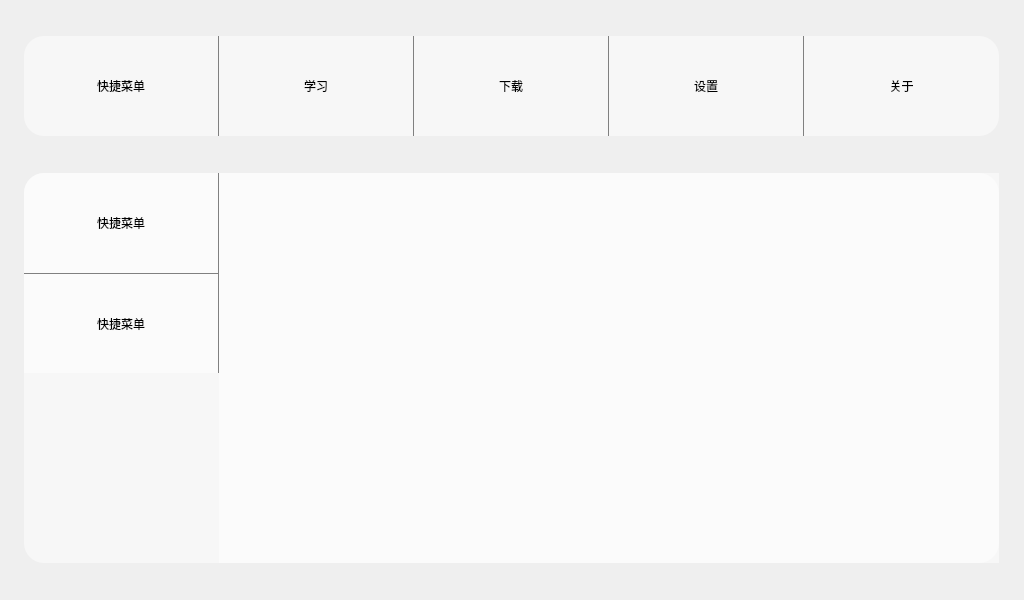
This is uis/luminous.ui in NightCloud-Team/Luminous as Qt 5 draws it before an edit. The edited form follows.
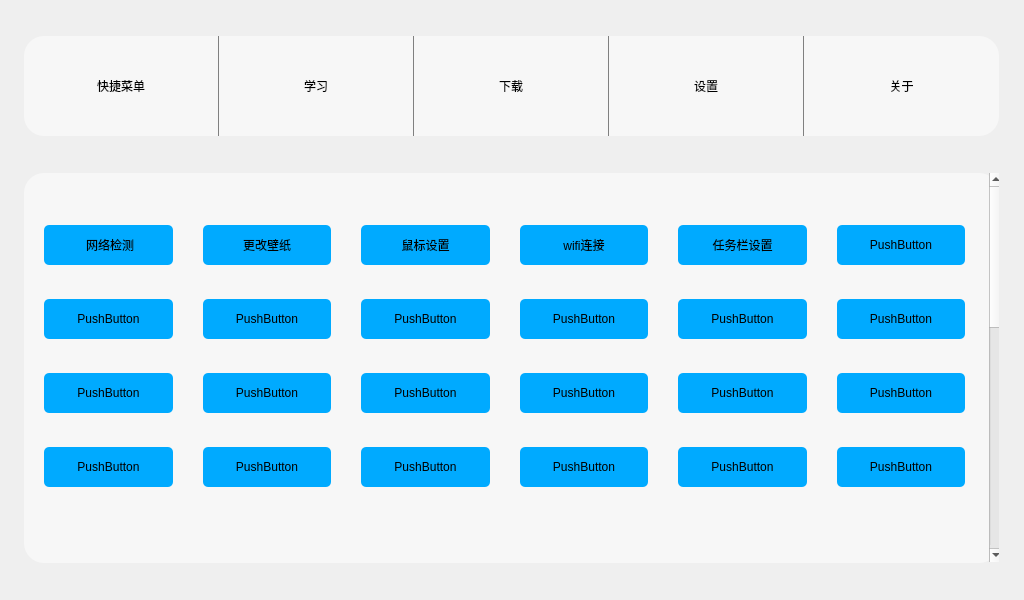
This is the edited form. The open tabs and pages were chosen to show the change. Icons and pictures are not drawn.

What changed in the file:
```diff
--- a/uis/luminous.ui
+++ b/uis/luminous.ui
@@ -509,12 +509,19 @@
        </rect>
       </property>
       <property name="styleSheet">
-       <string notr="true"/>
+       <string notr="true">QCheckBox::indicator {
+                width: 0px;
+                height: 0px;
+            }
+
+</string>
       </property>
       <widget class="QWidget" name="page">
        <property name="styleSheet">
-        <string notr="true">#page{
+        <string notr="true">#settings_software{
 background-color: rgba(255, 255, 255, 127);
+border-top-right-radius: 20px;
+border-bottom-right-radius: 20px;
 border: none;
 padding: 0;}</string>
        </property>
@@ -563,7 +570,7 @@
 </string>
       </property>
       <property name="text">
-       <string>快捷菜单</string>
+       <string>软件设置</string>
       </property>
      </widget>
      <widget class="QPushButton" name="quickmenu_3">
@@ -602,7 +609,7 @@
 </string>
       </property>
       <property name="text">
-       <string>快捷菜单</string>
+       <string>系统设置</string>
       </property>
      </widget>
     </widget>
@@ -647,6 +654,595 @@
       </property>
      </widget>
     </widget>
+    <widget class="QWidget" name="quickmenu_menu_wight">
+     <property name="styleSheet">
+      <string notr="true">#quickmenu_menu_wight{background-color: rgba(255, 255, 255, 127);
+border-radius: 20px;  
+}
+#scrollArea_2{background-color: rgba(255, 255, 255, 0);}</string>
+     </property>
+     <widget class="QScrollArea" name="scrollArea_2">
+      <property name="geometry">
+       <rect>
+        <x>-1</x>
+        <y>-1</y>
+        <width>981</width>
+        <height>391</height>
+       </rect>
+      </property>
+      <property name="styleSheet">
+       <string notr="true">#scrollAreaWidgetContents_2{background-color: rgba(255, 255, 255, 0);}</string>
+      </property>
+      <property name="widgetResizable">
+       <bool>true</bool>
+      </property>
+      <widget class="QWidget" name="scrollAreaWidgetContents_2">
+       <property name="geometry">
+        <rect>
+         <x>0</x>
+         <y>0</y>
+         <width>962</width>
+         <height>1000</height>
+        </rect>
+       </property>
+       <property name="minimumSize">
+        <size>
+         <width>0</width>
+         <height>1000</height>
+        </size>
+       </property>
+       <property name="styleSheet">
+        <string notr="true"/>
+       </property>
+       <widget class="QWidget" name="">
+        <property name="geometry">
+         <rect>
+          <x>20</x>
+          <y>23</y>
+          <width>921</width>
+          <height>321</height>
+         </rect>
+        </property>
+        <layout class="QGridLayout" name="gridLayout">
+         <property name="horizontalSpacing">
+          <number>30</number>
+         </property>
+         <property name="verticalSpacing">
+          <number>5</number>
+         </property>
+         <item row="2" column="5">
+          <widget class="QPushButton" name="pushButton_31">
+           <property name="minimumSize">
+            <size>
+             <width>100</width>
+             <height>40</height>
+            </size>
+           </property>
+           <property name="styleSheet">
+            <string notr="true">background-color: rgb(0, 170, 255);
+border-top-right-radius: 5px;
+border-bottom-right-radius: 5px;
+border-top-left-radius: 5px;
+border-bottom-left-radius: 5px;
+border: none;
+padding: 0;</string>
+           </property>
+           <property name="text">
+            <string>PushButton</string>
+           </property>
+          </widget>
+         </item>
+         <item row="0" column="4">
+          <widget class="QPushButton" name="pushButton_24">
+           <property name="minimumSize">
+            <size>
+             <width>100</width>
+             <height>40</height>
+            </size>
+           </property>
+           <property name="styleSheet">
+            <string notr="true">background-color: rgb(0, 170, 255);
+border-top-right-radius: 5px;
+border-bottom-right-radius: 5px;
+border-top-left-radius: 5px;
+border-bottom-left-radius: 5px;
+border: none;
+padding: 0;</string>
+           </property>
+           <property name="text">
+            <string>任务栏设置</string>
+           </property>
+          </widget>
+         </item>
+         <item row="0" column="0">
+          <widget class="QPushButton" name="pushButton_22">
+           <property name="minimumSize">
+            <size>
+             <width>100</width>
+             <height>40</height>
+            </size>
+           </property>
+           <property name="styleSheet">
+            <string notr="true">background-color: rgb(0, 170, 255);
+border-top-right-radius: 5px;
+border-bottom-right-radius: 5px;
+border-top-left-radius: 5px;
+border-bottom-left-radius: 5px;
+border: none;
+padding: 0;</string>
+           </property>
+           <property name="text">
+            <string> 网络检测</string>
+           </property>
+          </widget>
+         </item>
+         <item row="1" column="2">
+          <widget class="QPushButton" name="pushButton_29">
+           <property name="minimumSize">
+            <size>
+             <width>100</width>
+             <height>40</height>
+            </size>
+           </property>
+           <property name="styleSheet">
+            <string notr="true">background-color: rgb(0, 170, 255);
+border-top-right-radius: 5px;
+border-bottom-right-radius: 5px;
+border-top-left-radius: 5px;
+border-bottom-left-radius: 5px;
+border: none;
+padding: 0;</string>
+           </property>
+           <property name="text">
+            <string>PushButton</string>
+           </property>
+          </widget>
+         </item>
+         <item row="3" column="4">
+          <widget class="QPushButton" name="pushButton_27">
+           <property name="minimumSize">
+            <size>
+             <width>100</width>
+             <height>40</height>
+            </size>
+           </property>
+           <property name="styleSheet">
+            <string notr="true">background-color: rgb(0, 170, 255);
+border-top-right-radius: 5px;
+border-bottom-right-radius: 5px;
+border-top-left-radius: 5px;
+border-bottom-left-radius: 5px;
+border: none;
+padding: 0;</string>
+           </property>
+           <property name="text">
+            <string>PushButton</string>
+           </property>
+          </widget>
+         </item>
+         <item row="3" column="0">
+          <widget class="QPushButton" name="pushButton_26">
+           <property name="minimumSize">
+            <size>
+             <width>100</width>
+             <height>40</height>
+            </size>
+           </property>
+           <property name="styleSheet">
+            <string notr="true">background-color: rgb(0, 170, 255);
+border-top-right-radius: 5px;
+border-bottom-right-radius: 5px;
+border-top-left-radius: 5px;
+border-bottom-left-radius: 5px;
+border: none;
+padding: 0;</string>
+           </property>
+           <property name="text">
+            <string>PushButton</string>
+           </property>
+          </widget>
+         </item>
+         <item row="1" column="3">
+          <widget class="QPushButton" name="pushButton_30">
+           <property name="minimumSize">
+            <size>
+             <width>100</width>
+             <height>40</height>
+            </size>
+           </property>
+           <property name="styleSheet">
+            <string notr="true">background-color: rgb(0, 170, 255);
+border-top-right-radius: 5px;
+border-bottom-right-radius: 5px;
+border-top-left-radius: 5px;
+border-bottom-left-radius: 5px;
+border: none;
+padding: 0;</string>
+           </property>
+           <property name="text">
+            <string>PushButton</string>
+           </property>
+          </widget>
+         </item>
+         <item row="1" column="5">
+          <widget class="QPushButton" name="pushButton_32">
+           <property name="minimumSize">
+            <size>
+             <width>100</width>
+             <height>40</height>
+            </size>
+           </property>
+           <property name="styleSheet">
+            <string notr="true">background-color: rgb(0, 170, 255);
+border-top-right-radius: 5px;
+border-bottom-right-radius: 5px;
+border-top-left-radius: 5px;
+border-bottom-left-radius: 5px;
+border: none;
+padding: 0;</string>
+           </property>
+           <property name="text">
+            <string>PushButton</string>
+           </property>
+          </widget>
+         </item>
+         <item row="1" column="4">
+          <widget class="QPushButton" name="pushButton_23">
+           <property name="minimumSize">
+            <size>
+             <width>100</width>
+             <height>40</height>
+            </size>
+           </property>
+           <property name="styleSheet">
+            <string notr="true">background-color: rgb(0, 170, 255);
+border-top-right-radius: 5px;
+border-bottom-right-radius: 5px;
+border-top-left-radius: 5px;
+border-bottom-left-radius: 5px;
+border: none;
+padding: 0;</string>
+           </property>
+           <property name="text">
+            <string>PushButton</string>
+           </property>
+          </widget>
+         </item>
+         <item row="1" column="1">
+          <widget class="QPushButton" name="pushButton_28">
+           <property name="minimumSize">
+            <size>
+             <width>100</width>
+             <height>40</height>
+            </size>
+           </property>
+           <property name="styleSheet">
+            <string notr="true">background-color: rgb(0, 170, 255);
+border-top-right-radius: 5px;
+border-bottom-right-radius: 5px;
+border-top-left-radius: 5px;
+border-bottom-left-radius: 5px;
+border: none;
+padding: 0;</string>
+           </property>
+           <property name="text">
+            <string>PushButton</string>
+           </property>
+          </widget>
+         </item>
+         <item row="0" column="5">
+          <widget class="QPushButton" name="pushButton_25">
+           <property name="minimumSize">
+            <size>
+             <width>100</width>
+             <height>40</height>
+            </size>
+           </property>
+           <property name="styleSheet">
+            <string notr="true">background-color: rgb(0, 170, 255);
+border-top-right-radius: 5px;
+border-bottom-right-radius: 5px;
+border-top-left-radius: 5px;
+border-bottom-left-radius: 5px;
+border: none;
+padding: 0;</string>
+           </property>
+           <property name="text">
+            <string>PushButton</string>
+           </property>
+          </widget>
+         </item>
+         <item row="2" column="3">
+          <widget class="QPushButton" name="pushButton_33">
+           <property name="minimumSize">
+            <size>
+             <width>100</width>
+             <height>40</height>
+            </size>
+           </property>
+           <property name="styleSheet">
+            <string notr="true">background-color: rgb(0, 170, 255);
+border-top-right-radius: 5px;
+border-bottom-right-radius: 5px;
+border-top-left-radius: 5px;
+border-bottom-left-radius: 5px;
+border: none;
+padding: 0;</string>
+           </property>
+           <property name="text">
+            <string>PushButton</string>
+           </property>
+          </widget>
+         </item>
+         <item row="3" column="3">
+          <widget class="QPushButton" name="pushButton_34">
+           <property name="minimumSize">
+            <size>
+             <width>100</width>
+             <height>40</height>
+            </size>
+           </property>
+           <property name="styleSheet">
+            <string notr="true">background-color: rgb(0, 170, 255);
+border-top-right-radius: 5px;
+border-bottom-right-radius: 5px;
+border-top-left-radius: 5px;
+border-bottom-left-radius: 5px;
+border: none;
+padding: 0;</string>
+           </property>
+           <property name="text">
+            <string>PushButton</string>
+           </property>
+          </widget>
+         </item>
+         <item row="2" column="4">
+          <widget class="QPushButton" name="pushButton_35">
+           <property name="minimumSize">
+            <size>
+             <width>100</width>
+             <height>40</height>
+            </size>
+           </property>
+           <property name="styleSheet">
+            <string notr="true">background-color: rgb(0, 170, 255);
+border-top-right-radius: 5px;
+border-bottom-right-radius: 5px;
+border-top-left-radius: 5px;
+border-bottom-left-radius: 5px;
+border: none;
+padding: 0;</string>
+           </property>
+           <property name="text">
+            <string>PushButton</string>
+           </property>
+          </widget>
+         </item>
+         <item row="3" column="5">
+          <widget class="QPushButton" name="pushButton_36">
+           <property name="minimumSize">
+            <size>
+             <width>100</width>
+             <height>40</height>
+            </size>
+           </property>
+           <property name="styleSheet">
+            <string notr="true">background-color: rgb(0, 170, 255);
+border-top-right-radius: 5px;
+border-bottom-right-radius: 5px;
+border-top-left-radius: 5px;
+border-bottom-left-radius: 5px;
+border: none;
+padding: 0;</string>
+           </property>
+           <property name="text">
+            <string>PushButton</string>
+           </property>
+          </widget>
+         </item>
+         <item row="3" column="2">
+          <widget class="QPushButton" name="pushButton_37">
+           <property name="minimumSize">
+            <size>
+             <width>100</width>
+             <height>40</height>
+            </size>
+           </property>
+           <property name="styleSheet">
+            <string notr="true">background-color: rgb(0, 170, 255);
+border-top-right-radius: 5px;
+border-bottom-right-radius: 5px;
+border-top-left-radius: 5px;
+border-bottom-left-radius: 5px;
+border: none;
+padding: 0;</string>
+           </property>
+           <property name="text">
+            <string>PushButton</string>
+           </property>
+          </widget>
+         </item>
+         <item row="2" column="2">
+          <widget class="QPushButton" name="pushButton_38">
+           <property name="minimumSize">
+            <size>
+             <width>100</width>
+             <height>40</height>
+            </size>
+           </property>
+           <property name="styleSheet">
+            <string notr="true">background-color: rgb(0, 170, 255);
+border-top-right-radius: 5px;
+border-bottom-right-radius: 5px;
+border-top-left-radius: 5px;
+border-bottom-left-radius: 5px;
+border: none;
+padding: 0;</string>
+           </property>
+           <property name="text">
+            <string>PushButton</string>
+           </property>
+          </widget>
+         </item>
+         <item row="3" column="1">
+          <widget class="QPushButton" name="pushButton_39">
+           <property name="minimumSize">
+            <size>
+             <width>100</width>
+             <height>40</height>
+            </size>
+           </property>
+           <property name="styleSheet">
+            <string notr="true">background-color: rgb(0, 170, 255);
+border-top-right-radius: 5px;
+border-bottom-right-radius: 5px;
+border-top-left-radius: 5px;
+border-bottom-left-radius: 5px;
+border: none;
+padding: 0;</string>
+           </property>
+           <property name="text">
+            <string>PushButton</string>
+           </property>
+          </widget>
+         </item>
+         <item row="2" column="1">
+          <widget class="QPushButton" name="pushButton_40">
+           <property name="minimumSize">
+            <size>
+             <width>100</width>
+             <height>40</height>
+            </size>
+           </property>
+           <property name="styleSheet">
+            <string notr="true">background-color: rgb(0, 170, 255);
+border-top-right-radius: 5px;
+border-bottom-right-radius: 5px;
+border-top-left-radius: 5px;
+border-bottom-left-radius: 5px;
+border: none;
+padding: 0;</string>
+           </property>
+           <property name="text">
+            <string>PushButton</string>
+           </property>
+          </widget>
+         </item>
+         <item row="2" column="0">
+          <widget class="QPushButton" name="pushButton_41">
+           <property name="minimumSize">
+            <size>
+             <width>100</width>
+             <height>40</height>
+            </size>
+           </property>
+           <property name="styleSheet">
+            <string notr="true">background-color: rgb(0, 170, 255);
+border-top-right-radius: 5px;
+border-bottom-right-radius: 5px;
+border-top-left-radius: 5px;
+border-bottom-left-radius: 5px;
+border: none;
+padding: 0;</string>
+           </property>
+           <property name="text">
+            <string>PushButton</string>
+           </property>
+          </widget>
+         </item>
+         <item row="1" column="0">
+          <widget class="QPushButton" name="pushButton_42">
+           <property name="minimumSize">
+            <size>
+             <width>100</width>
+             <height>40</height>
+            </size>
+           </property>
+           <property name="styleSheet">
+            <string notr="true">background-color: rgb(0, 170, 255);
+border-top-right-radius: 5px;
+border-bottom-right-radius: 5px;
+border-top-left-radius: 5px;
+border-bottom-left-radius: 5px;
+border: none;
+padding: 0;</string>
+           </property>
+           <property name="text">
+            <string>PushButton</string>
+           </property>
+          </widget>
+         </item>
+         <item row="0" column="1">
+          <widget class="QPushButton" name="pushButton_43">
+           <property name="minimumSize">
+            <size>
+             <width>100</width>
+             <height>40</height>
+            </size>
+           </property>
+           <property name="styleSheet">
+            <string notr="true">background-color: rgb(0, 170, 255);
+border-top-right-radius: 5px;
+border-bottom-right-radius: 5px;
+border-top-left-radius: 5px;
+border-bottom-left-radius: 5px;
+border: none;
+padding: 0;</string>
+           </property>
+           <property name="text">
+            <string>更改壁纸</string>
+           </property>
+          </widget>
+         </item>
+         <item row="0" column="2">
+          <widget class="QPushButton" name="pushButton_44">
+           <property name="minimumSize">
+            <size>
+             <width>100</width>
+             <height>40</height>
+            </size>
+           </property>
+           <property name="styleSheet">
+            <string notr="true">background-color: rgb(0, 170, 255);
+border-top-right-radius: 5px;
+border-bottom-right-radius: 5px;
+border-top-left-radius: 5px;
+border-bottom-left-radius: 5px;
+border: none;
+padding: 0;</string>
+           </property>
+           <property name="text">
+            <string>鼠标设置</string>
+           </property>
+          </widget>
+         </item>
+         <item row="0" column="3">
+          <widget class="QPushButton" name="pushButton_45">
+           <property name="minimumSize">
+            <size>
+             <width>100</width>
+             <height>40</height>
+            </size>
+           </property>
+           <property name="styleSheet">
+            <string notr="true">background-color: rgb(0, 170, 255);
+border-top-right-radius: 5px;
+border-bottom-right-radius: 5px;
+border-top-left-radius: 5px;
+border-bottom-left-radius: 5px;
+border: none;
+padding: 0;</string>
+           </property>
+           <property name="text">
+            <string>wifi连接</string>
+           </property>
+          </widget>
+         </item>
+        </layout>
+       </widget>
+      </widget>
+     </widget>
+    </widget>
    </widget>
   </widget>
  </widget>
```
Left out of the diff: 83 changed lines with no effect on the pictures.
